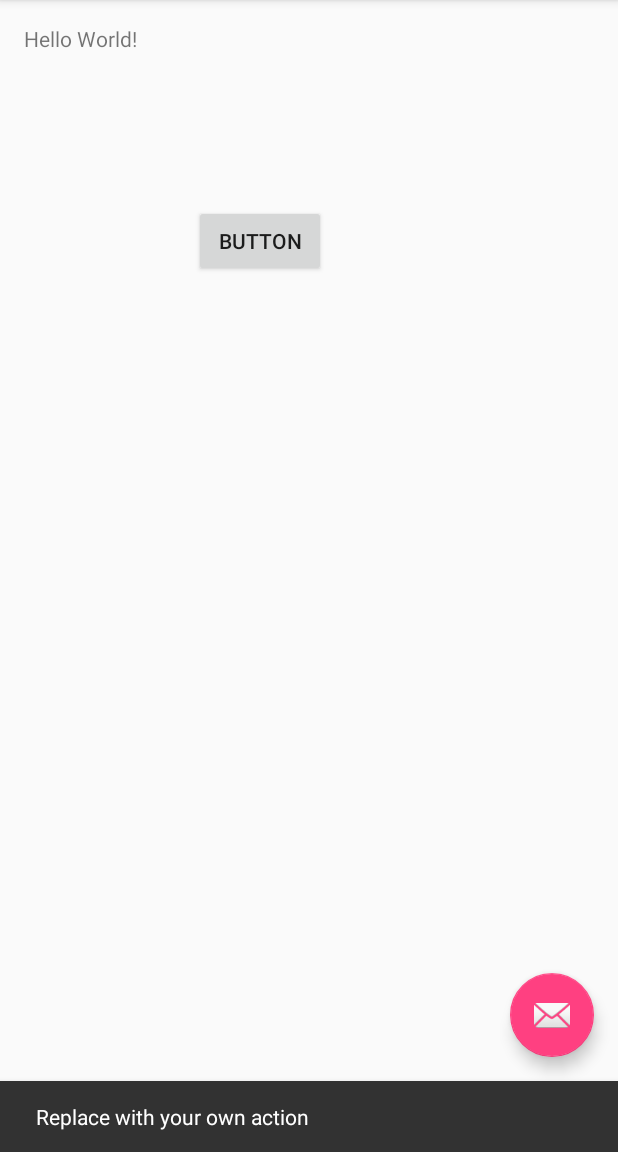
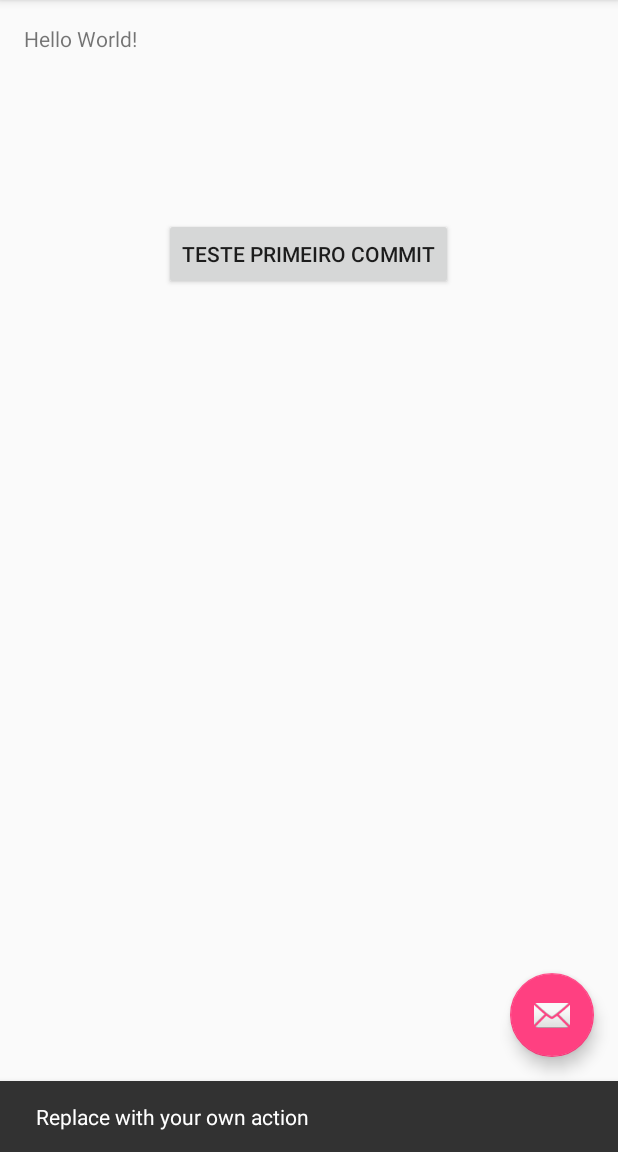
Before and after one commit to andrepizani/HADPokedex, an Android app: the screen it shows after launch (MainActivity), after a tap on an icon or button, on a phone screen of 412 x 824 dp, the part 84-1236 px from its top. Run offline under Robolectric (Android 15) with nearby library versions, the phone set to English and light mode, and no system bars.

Commit message:
"Teste Commit 1"

```diff
--- a/app/src/main/res/layout/content_main.xml
+++ b/app/src/main/res/layout/content_main.xml
@@ -20,14 +20,11 @@
         android:id="@+id/textView" />
 
     <Button
-        android:text="Button"
+        android:text="Teste Primeiro Commit"
         android:layout_width="wrap_content"
         android:layout_height="wrap_content"
+        android:id="@+id/button"
         android:layout_below="@+id/textView"
-        android:layout_toRightOf="@+id/textView"
-        android:layout_toEndOf="@+id/textView"
-        android:layout_marginLeft="38dp"
-        android:layout_marginStart="38dp"
-        android:layout_marginTop="101dp"
-        android:id="@+id/button" />
+        android:layout_centerHorizontal="true"
+        android:layout_marginTop="110dp" />
 </RelativeLayout>
```
